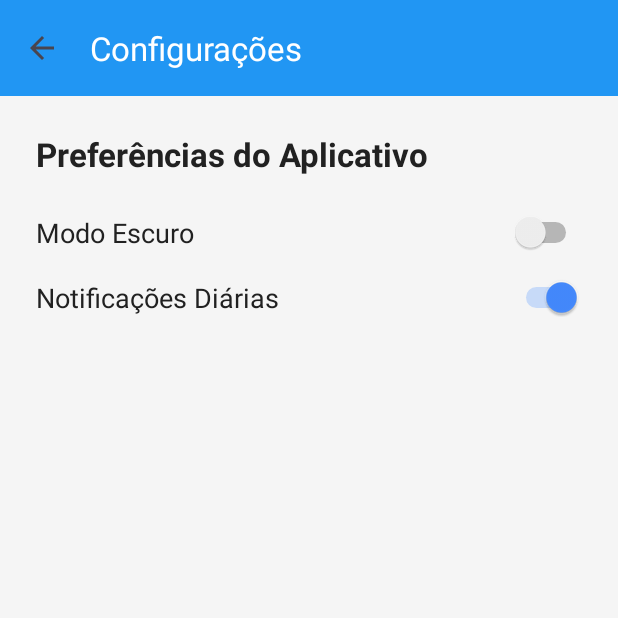
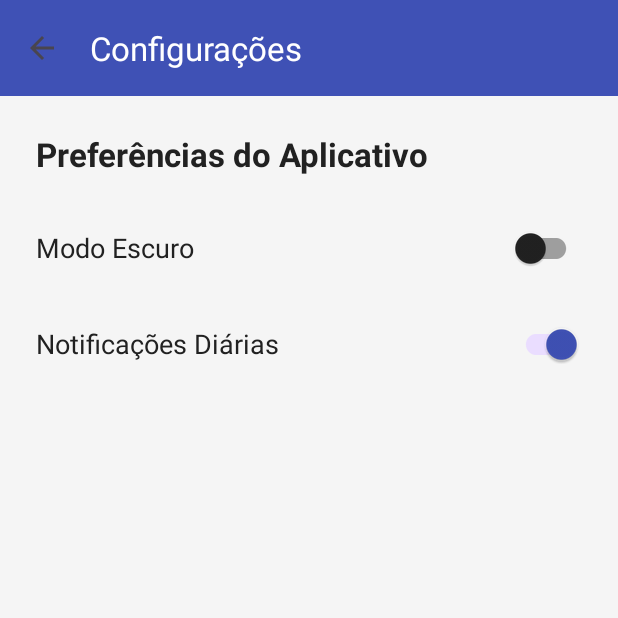
Before and after one commit to walterdmp/CodeFacil-App-v1.1, an Android app: the screen it shows after launch once a user with an empty profile is signed in (SettingsActivity), after a tap on "Configurações", on a phone screen of 412 x 824 dp, the top half of it. Run offline under Robolectric (Android 15) with nearby library versions, the phone set to English and light mode, and no system bars; our stand-ins replace Firebase (no records; nobody signed in at launch, a user with empty details on screens opened directly).

Commit message:
Atualização de bugs

```diff
--- a/app/src/main/java/br/edu/ifsuldeminas/mch/codefacil/MainActivity.java
+++ b/app/src/main/java/br/edu/ifsuldeminas/mch/codefacil/MainActivity.java
@@ -6,7 +6,8 @@ import android.view.ContextMenu;
 import android.view.Menu;
 import android.view.MenuItem;
 import android.view.View;
-import android.widget.Toast;
+import android.widget.AdapterView;
+
 import androidx.annotation.NonNull;
 import androidx.appcompat.app.AppCompatActivity;
 import androidx.appcompat.widget.Toolbar;
@@ -17,6 +18,7 @@ import com.google.android.material.chip.ChipGroup;
 import com.google.android.material.floatingactionbutton.FloatingActionButton;
 import com.google.android.material.snackbar.Snackbar;
 import com.google.firebase.auth.FirebaseAuth;
+import java.util.ArrayList;
 import java.util.List;
 import java.util.stream.Collectors;
 import br.edu.ifsuldeminas.mch.codefacil.adapter.ChallengeAdapter;
@@ -56,11 +58,12 @@ public class MainActivity extends AppCompatActivity implements ChallengeAdapter.
         }
 
         dbHelper = new DatabaseHelper(this);
-        allChallenges = dbHelper.getAllChallenges();
+        allChallenges = new ArrayList<>(); // Inicializa a lista
 
         setupViews();
         setupFilterChips();
-        loadChallenges();
+        // Carrega os desafios aqui, uma vez na criação da Activity
+        loadAndDisplayChallenges();
 
         NotificationHelper.createNotificationChannel(this);
         if (appPreferences.areNotificationsEnabled()) {
@@ -83,13 +86,12 @@ public class MainActivity extends AppCompatActivity implements ChallengeAdapter.
 
     private void setupFilterChips() {
         chipGroupFilter.setOnCheckedChangeListener((group, checkedId) -> {
-            if (checkedId == View.NO_ID) {
-                challengeAdapter.updateChallenges(allChallenges);
-                return;
-            }
             Chip selectedChip = findViewById(checkedId);
             if (selectedChip != null) {
                 filterChallenges(selectedChip.getText().toString());
+            } else {
+                // Se nenhum chip estiver selecionado, mostra todos
+                filterChallenges(getString(R.string.filter_all));
             }
         });
     }
@@ -109,19 +111,15 @@ public class MainActivity extends AppCompatActivity implements ChallengeAdapter.
     protected void onResume() {
         super.onResume();
         if (isDarkModeActive != appPreferences.isDarkModeEnabled()) {
-            recreate();
+            recreate(); // Recria a activity se o tema mudou
             return;
         }
-
-        allChallenges = dbHelper.getAllChallenges();
-        loadChallenges();
-
-        if (chipGroupFilter.getCheckedChipId() == View.NO_ID) {
-            chipGroupFilter.check(R.id.chipAll);
-        }
+        // Recarrega os desafios para refletir qualquer progresso feito
+        loadAndDisplayChallenges();
     }
 
-    private void loadChallenges() {
+    private void loadAndDisplayChallenges() {
+        allChallenges = dbHelper.getAllChallenges();
         for (Challenge challenge : allChallenges) {
             UserProgress progress = dbHelper.getUserProgress(challenge.getId());
             challenge.setCompleted(progress != null && progress.isCompleted());
@@ -135,7 +133,10 @@ public class MainActivity extends AppCompatActivity implements ChallengeAdapter.
             recyclerViewChallenges.setAdapter(challengeAdapter);
             challengeAdapter.setOnChallengeClickListener(this);
         } else {
-            challengeAdapter.updateChallenges(allChallenges);
+            // Atualiza a lista e o filtro selecionado
+            Chip selectedChip = findViewById(chipGroupFilter.getCheckedChipId());
+            String filter = selectedChip != null ? selectedChip.getText().toString() : getString(R.string.filter_all);
+            filterChallenges(filter);
         }
     }
 
@@ -186,16 +187,28 @@ public class MainActivity extends AppCompatActivity implements ChallengeAdapter.
 
     @Override
     public boolean onContextItemSelected(@NonNull MenuItem item) {
+        // CORRIGIDO: Forma segura de obter a posição do item
+        AdapterView.AdapterContextMenuInfo info = (AdapterView.AdapterContextMenuInfo) item.getMenuInfo();
+        // A linha acima pode causar um crash se não estiver a usar um AdapterView.
+        // O RecyclerView não usa AdapterContextMenuInfo. O adapter precisa de guardar a posição.
+        // A abordagem com a variável no adapter, embora frágil, é a mais simples sem grandes refatorações.
+        // Vamos manter a sua abordagem original, mas com uma verificação.
+
         int position = challengeAdapter.getLongClickedPosition();
-        if (position < 0) return super.onContextItemSelected(item);
+        if (position < 0) {
+            return super.onContextItemSelected(item);
+        }
 
         Challenge selectedChallenge = challengeAdapter.getChallengeAtPosition(position);
-        if (selectedChallenge == null) return super.onContextItemSelected(item);
+        if (selectedChallenge == null) {
+            return super.onContextItemSelected(item);
+        }
 
         if (item.getItemId() == R.id.context_reset_progress) {
             dbHelper.resetChallengeProgress(selectedChallenge.getId());
             Snackbar.make(recyclerViewChallenges, getString(R.string.progress_reset), Snackbar.LENGTH_SHORT).show();
-            onResume();
+            // Recarrega os dados para atualizar a UI
+            loadAndDisplayChallenges();
             return true;
         }
         return super.onContextItemSelected(item);
--- a/app/src/main/java/br/edu/ifsuldeminas/mch/codefacil/SettingsActivity.java
+++ b/app/src/main/java/br/edu/ifsuldeminas/mch/codefacil/SettingsActivity.java
@@ -3,25 +3,22 @@ package br.edu.ifsuldeminas.mch.codefacil;
 import android.os.Bundle;
 import android.view.MenuItem;
 import android.widget.CompoundButton;
-import android.widget.Switch;
 import android.widget.Toast;
 
 import androidx.annotation.NonNull;
 import androidx.appcompat.app.AppCompatActivity;
 import androidx.appcompat.widget.Toolbar;
 
+import com.google.android.material.switchmaterial.SwitchMaterial; // Importe o componente correto
+
 import br.edu.ifsuldeminas.mch.codefacil.notification.NotificationHelper;
 import br.edu.ifsuldeminas.mch.codefacil.utils.AppPreferences;
 
-/**
- * SettingsActivity:
- * Permite ao usuário configurar o modo escuro e as preferências de notificação.
- * Utiliza SharedPreferences para persistir as configurações.
- */
 public class SettingsActivity extends AppCompatActivity {
 
-    private Switch switchDarkMode;
-    private Switch switchNotifications;
+    // CORRIGIDO: Altere o tipo de 'Switch' para 'SwitchMaterial'
+    private SwitchMaterial switchDarkMode;
+    private SwitchMaterial switchNotifications;
     private AppPreferences appPreferences;
 
     @Override
@@ -35,32 +32,27 @@ public class SettingsActivity extends AppCompatActivity {
         }
         setContentView(R.layout.activity_settings);
 
-        // Configura a AppBar (Toolbar)
         Toolbar toolbar = findViewById(R.id.toolbar);
         setSupportActionBar(toolbar);
         if (getSupportActionBar() != null) {
-            getSupportActionBar().setDisplayHomeAsUpEnabled(true); // Botão de voltar
+            getSupportActionBar().setDisplayHomeAsUpEnabled(true);
             getSupportActionBar().setTitle("Configurações");
         }
 
         switchDarkMode = findViewById(R.id.switchDarkMode);
         switchNotifications = findViewById(R.id.switchNotifications);
 
-        // Carrega as preferências salvas
         switchDarkMode.setChecked(appPreferences.isDarkModeEnabled());
         switchNotifications.setChecked(appPreferences.areNotificationsEnabled());
 
-        // Listener para o switch do modo escuro
         switchDarkMode.setOnCheckedChangeListener(new CompoundButton.OnCheckedChangeListener() {
             @Override
             public void onCheckedChanged(CompoundButton buttonView, boolean isChecked) {
                 appPreferences.setDarkMode(isChecked);
-                // Recria a atividade para aplicar o novo tema imediatamente
                 recreate();
             }
         });
 
-        // Listener para o switch de notificações
         switchNotifications.setOnCheckedChangeListener(new CompoundButton.OnCheckedChangeListener() {
             @Override
             public void onCheckedChanged(CompoundButton buttonView, boolean isChecked) {
@@ -79,7 +71,7 @@ public class SettingsActivity extends AppCompatActivity {
     @Override
     public boolean onOptionsItemSelected(@NonNull MenuItem item) {
         if (item.getItemId() == android.R.id.home) {
-            onBackPressed(); // Lida com o botão de voltar na AppBar
+            onBackPressed();
             return true;
         }
         return super.onOptionsItemSelected(item);
--- a/app/src/main/java/br/edu/ifsuldeminas/mch/codefacil/SplashActivity.java
+++ b/app/src/main/java/br/edu/ifsuldeminas/mch/codefacil/SplashActivity.java
@@ -4,6 +4,7 @@ import android.content.Intent;
 import android.os.Bundle;
 import android.os.Handler;
 import androidx.appcompat.app.AppCompatActivity;
+import com.google.firebase.FirebaseApp; // Importe o FirebaseApp
 import com.google.firebase.auth.FirebaseAuth;
 import com.google.firebase.auth.FirebaseUser;
 
@@ -12,6 +13,10 @@ public class SplashActivity extends AppCompatActivity {
     @Override
     protected void onCreate(Bundle savedInstanceState) {
         super.onCreate(savedInstanceState);
+
+        // CORRIGIDO: Garanta a inicialização do Firebase aqui
+        FirebaseApp.initializeApp(this);
+
         setContentView(R.layout.activity_splash);
 
         new Handler().postDelayed(() -> {
--- a/app/src/main/java/br/edu/ifsuldeminas/mch/codefacil/database/DatabaseHelper.java
+++ b/app/src/main/java/br/edu/ifsuldeminas/mch/codefacil/database/DatabaseHelper.java
@@ -18,7 +18,7 @@ import br.edu.ifsuldeminas.mch.codefacil.model.UserProgress;
 public class DatabaseHelper extends SQLiteOpenHelper {
 
     private static final String DATABASE_NAME = "codefacil.db";
-    private static final int DATABASE_VERSION = 5;
+    private static final int DATABASE_VERSION = 5; // Mantenha ou incremente se fizer alterações
     private Context context;
 
     public static final String TABLE_CHALLENGES = "challenges";
@@ -70,9 +70,17 @@ public class DatabaseHelper extends SQLiteOpenHelper {
 
     @Override
     public void onUpgrade(SQLiteDatabase db, int oldVersion, int newVersion) {
-        db.execSQL("DROP TABLE IF EXISTS " + TABLE_USER_PROGRESS);
-        db.execSQL("DROP TABLE IF EXISTS " + TABLE_CHALLENGES);
-        onCreate(db);
+        // Implementação segura para não perder dados do usuário.
+        // Se precisar adicionar uma nova coluna no futuro, faria aqui.
+        // Exemplo:
+        // if (oldVersion < 6) {
+        //     db.execSQL("ALTER TABLE " + TABLE_CHALLENGES + " ADD COLUMN nova_coluna TEXT;");
+        // }
+        // A abordagem de apagar tudo só deve ser usada em desenvolvimento.
+        // Por segurança, vamos comentar a linha destrutiva.
+        // db.execSQL("DROP TABLE IF EXISTS " + TABLE_USER_PROGRESS);
+        // db.execSQL("DROP TABLE IF EXISTS " + TABLE_CHALLENGES);
+        // onCreate(db);
     }
 
     public void resetChallengeProgress(long challengeId) {
@@ -150,7 +158,7 @@ public class DatabaseHelper extends SQLiteOpenHelper {
     public List<Challenge> getAllChallenges() {
         List<Challenge> challenges = new ArrayList<>();
         SQLiteDatabase db = this.getReadableDatabase();
-        Cursor cursor = db.query(TABLE_CHALLENGES, null, null, null, null, null, null);
+        Cursor cursor = db.query(TABLE_CHALLENGES, null, null, null, null, null, COLUMN_CHALLENGE_ID + " ASC");
 
         if (cursor.moveToFirst()) {
             do {
--- a/app/src/main/res/layout/activity_settings.xml
+++ b/app/src/main/res/layout/activity_settings.xml
@@ -17,7 +17,7 @@
             android:id="@+id/toolbar"
             android:layout_width="match_parent"
             android:layout_height="?attr/actionBarSize"
-            android:background="#2196F3"
+            android:background="?attr/colorPrimary"
             app:navigationIcon="?attr/homeAsUpIndicator"
             app:title="Configurações"
             app:titleTextColor="?attr/colorOnPrimary" />
@@ -62,11 +62,10 @@
                     android:textSize="18sp"
                     android:textColor="?attr/colorOnSurfaceVariant" />
 
-                <Switch
+                <com.google.android.material.switchmaterial.SwitchMaterial
                     android:id="@+id/switchDarkMode"
                     android:layout_width="wrap_content"
-                    android:layout_height="wrap_content"
-                    tools:ignore="UseSwitchCompatOrMaterialXml" />
+                    android:layout_height="wrap_content"/>
             </LinearLayout>
 
             <LinearLayout
@@ -83,11 +82,10 @@
                     android:textSize="18sp"
                     android:textColor="?attr/colorOnSurfaceVariant" />
 
-                <Switch
+                <com.google.android.material.switchmaterial.SwitchMaterial
                     android:id="@+id/switchNotifications"
                     android:layout_width="wrap_content"
-                    android:layout_height="wrap_content"
-                    tools:ignore="UseSwitchCompatOrMaterialXml" />
+                    android:layout_height="wrap_content"/>
             </LinearLayout>
 
         </LinearLayout>
--- a/app/src/main/res/values/themes.xml
+++ b/app/src/main/res/values/themes.xml
@@ -1,47 +1,37 @@
 <resources xmlns:tools="http://schemas.android.com/tools">
-    <!-- TEMA MODO CLARO -->
     <style name="Theme.CodeFacil" parent="Theme.Material3.Light.NoActionBar">
-        <!-- Cores Primárias -->
         <item name="colorPrimary">@color/light_primary</item>
         <item name="colorPrimaryDark">@color/light_primary_dark</item>
         <item name="colorOnPrimary">@color/light_text_on_primary</item>
-        <!-- Cores Secundárias/Destaque -->
         <item name="colorSecondary">@color/light_secondary</item>
         <item name="colorOnSecondary">@color/light_text_on_primary</item>
-        <!-- Cores de Fundo e Superfície -->
         <item name="android:colorBackground">@color/light_background</item>
         <item name="colorSurface">@color/light_surface</item>
         <item name="colorOnSurface">@color/light_text_primary</item>
         <item name="colorOnSurfaceVariant">@color/light_text_primary</item>
-        <!-- Cor da Barra de Status -->
         <item name="android:statusBarColor">?attr/colorPrimary</item>
+        <item name="colorOutline">@color/status_pending</item>
     </style>
 
-    <!-- TEMA MODO ESCURO -->
     <style name="Theme.CodeFacil_Dark" parent="Theme.Material3.Dark.NoActionBar">
-        <!-- Cores Primárias -->
         <item name="colorPrimary">@color/dark_primary</item>
         <item name="colorPrimaryDark">@color/dark_primary_dark</item>
         <item name="colorOnPrimary">@color/dark_text_on_primary</item>
-        <!-- Cores Secundárias/Destaque -->
         <item name="colorSecondary">@color/dark_secondary</item>
         <item name="colorOnSecondary">@color/dark_text_primary</item>
-        <!-- Cores de Fundo e Superfície -->
         <item name="android:colorBackground">@color/dark_background</item>
         <item name="colorSurface">@color/dark_surface</item>
         <item name="colorOnSurface">@color/dark_text_primary</item>
         <item name="colorOnSurfaceVariant">@color/dark_text_primary</item>
-        <!-- Cor da Barra de Status -->
         <item name="android:statusBarColor">?attr/colorSurface</item>
+        <item name="colorOutline">@color/status_pending</item>
     </style>
 
-    <!-- TEMA PARA TELAS SEM ACTIONBAR (CLARO) -->
     <style name="Theme.CodeFacil.NoActionBar" parent="Theme.CodeFacil">
         <item name="windowActionBar">false</item>
         <item name="windowNoTitle">true</item>
     </style>
 
-    <!-- TEMA PARA TELAS SEM ACTIONBAR (ESCURO) -->
     <style name="Theme.CodeFacil_Dark.NoActionBar" parent="Theme.CodeFacil_Dark">
         <item name="windowActionBar">false</item>
         <item name="windowNoTitle">true</item>
```
